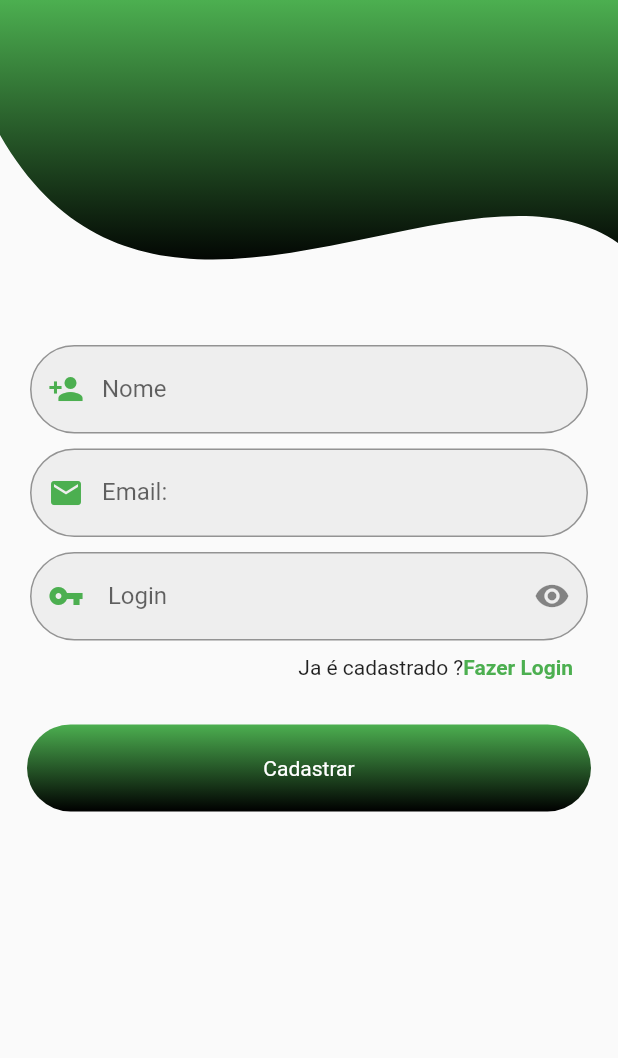
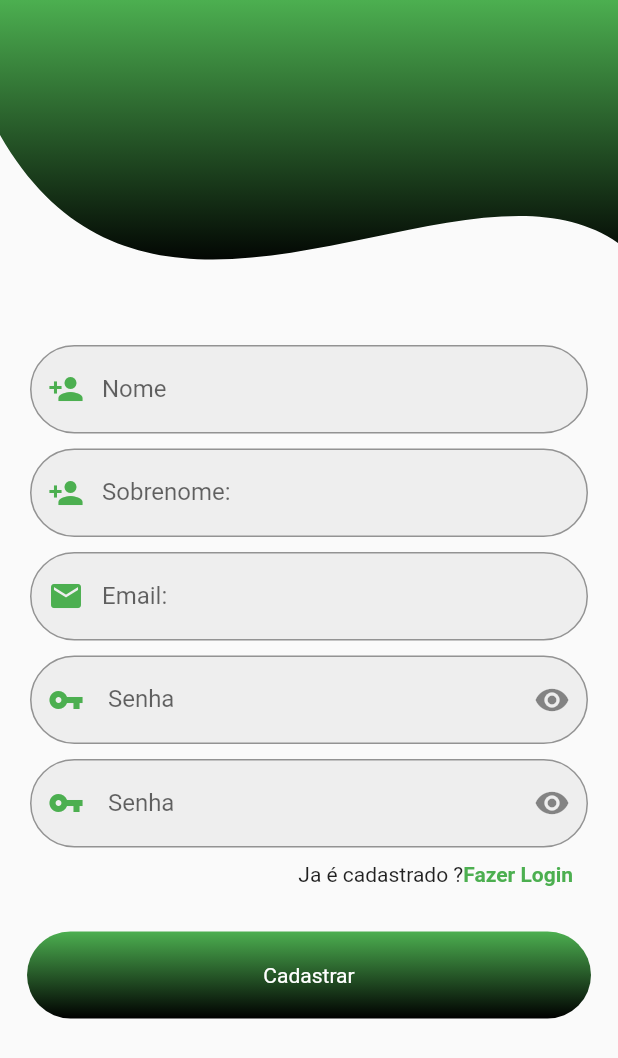
Before and after one commit to DevGomes78/Flutter-Login_Page, a Flutter app: the RegisterPage screen opened by its route, on a phone screen of 412 x 824 dp. Shown: the top 1058 px of the screen. Run offline on Flutter 3.47's test engine with Material 2 defaults, Android fonts, the phone set to English and light mode, and no system bars.

Commit message:
adicionado campos lastname e confirmPassword no arquivo register_page.dart alterado strings no arqui9vo string_constants.dart

```diff
--- a/lib/constants/string_constants/string_constants.dart
+++ b/lib/constants/string_constants/string_constants.dart
@@ -3,15 +3,20 @@ class StringConstants{
   static const MountAreaEmail = 'Email:';
   static const MountAreaDigiteEmail = 'Digite o email:';
 
-  static const MountAreaLogin = ' Login';
-  static const MountAreaDigiteLogin = 'Digite o Login';
+  static const password = ' Senha';
+  static const registerPassword = 'Digite a Senha:';
+  static const confirmPassword = ' Confirme a Senha:';
+
 
   static const MountForgoLogin = 'Esqueceu a Senha?';
   static const MountAreaNotRegister = 'Nao tem Cadastro ? ';
   static const MountAreaRegister = 'Cadastrar';
 
   static const MountAreaName = 'Nome';
-  static const MountAreaRegisterName = 'Digite o Nome';
+  static const MountAreaRegisterName = 'Digite o Nome:';
+
+  static const lastName = 'Sobrenome:';
+  static const registerLastName = 'Digite o Sobrenome';
 
   static const MountAreaRegisterLogin = 'Ja é cadastrado ?';
   static const MountAreaLoginName= 'Fazer Login';
--- a/lib/pages/register_page.dart
+++ b/lib/pages/register_page.dart
@@ -15,12 +15,14 @@ class RegisterPage extends StatefulWidget {
 
 class _RegisterPageState extends State<RegisterPage> {
   bool _obscureText = true;
-  TextEditingController emailController = TextEditingController();
+  final TextEditingController _nameController = TextEditingController();
+  final TextEditingController _lastNameController = TextEditingController();
 
-  TextEditingController senhaController = TextEditingController();
+  final TextEditingController _mailController = TextEditingController();
 
-  TextEditingController nomeController = TextEditingController();
-
+  final TextEditingController _passwordController = TextEditingController();
+  final TextEditingController _confirmPasswordController =
+      TextEditingController();
 
   final _formKey = GlobalKey<FormState>();
 
@@ -38,43 +40,22 @@ class _RegisterPageState extends State<RegisterPage> {
                 padding: const EdgeInsets.symmetric(horizontal: 20),
                 child: Column(
                   children: [
-                    _mountAreaNome(),
+                    _areaName(),
                     const SizedBox(height: 10),
-                    _mountAreaEmail(),
+                    _areaLastName(),
                     const SizedBox(height: 10),
-                    _MountAreaPassword(),
+                    _areaMail(),
+                    const SizedBox(height: 10),
+                    _areaPassword(),
+                    const SizedBox(height: 10),
+                    _areaConfirmPassword(),
                   ],
                 ),
               ),
               const SizedBox(height: 10),
-              InkWell(
-                onTap: () {
-                  Navigator.pushNamed(context, RoutesPage.loginPage);
-                },
-                child: Textwidget(
-                  cadastro: StringConstants.MountAreaRegisterLogin,
-                  login: StringConstants.MountAreaLoginName,
-                ),
-              ),
+              _textLogin(context),
               const SizedBox(height: 30),
-              GestureDetector(
-                onTap: () {
-                  if (_formKey.currentState!.validate()) {
-                    SingUpService().singUp(
-                      context,
-                      nomeController.text,
-                      emailController.text,
-                      senhaController.text,
-                    );
-                  }
-                  nomeController.clear();
-                  emailController.clear();
-                  senhaController.clear();
-                },
-                child: ButtonWidget(
-                  text: StringConstants.MountAreaRegister,
-                ),
-              ),
+              _btnRegisterLogin(context),
             ],
           ),
         ),
@@ -82,15 +63,108 @@ class _RegisterPageState extends State<RegisterPage> {
     );
   }
 
-  _MountAreaPassword() {
+  _btnRegisterLogin(BuildContext context) {
+    return GestureDetector(
+      onTap: () {
+        if (_formKey.currentState!.validate()) {
+          RegisterLoginService().singUp(
+            context,
+            _nameController.text,
+            _mailController.text,
+            _passwordController.text,
+          );
+        }
+        _nameController.clear();
+        _mailController.clear();
+        _passwordController.clear();
+      },
+      child: ButtonWidget(
+        text: StringConstants.MountAreaRegister,
+      ),
+    );
+  }
+
+  _textLogin(BuildContext context) {
+    return InkWell(
+      onTap: () {
+        Navigator.pushNamed(context, RoutesPage.loginPage);
+      },
+      child: Textwidget(
+        cadastro: StringConstants.MountAreaRegisterLogin,
+        login: StringConstants.MountAreaLoginName,
+      ),
+    );
+  }
+
+  _areaName() {
     return Container(
       decoration: BoxDecoration(
         borderRadius: BorderRadius.circular(50),
         color: Colors.grey[200],
       ),
       child: TextFormWidget(
-        StringConstants.MountAreaLogin,
-        StringConstants.MountAreaDigiteLogin,
+        StringConstants.MountAreaName,
+        StringConstants.MountAreaRegisterName,
+        const Icon(
+          Icons.person_add,
+          color: Colors.green,
+        ),
+        controller: _nameController,
+        obscureText: false,
+        validator: Validate().validateNome,
+      ),
+    );
+  }
+
+  _areaLastName() {
+    return Container(
+      decoration: BoxDecoration(
+        borderRadius: BorderRadius.circular(50),
+        color: Colors.grey[200],
+      ),
+      child: TextFormWidget(
+        StringConstants.lastName,
+        StringConstants.registerLastName,
+        const Icon(
+          Icons.person_add,
+          color: Colors.green,
+        ),
+        controller: _lastNameController,
+        obscureText: false,
+        validator: Validate().validateNome,
+      ),
+    );
+  }
+
+  _areaMail() {
+    return Container(
+      decoration: BoxDecoration(
+        borderRadius: BorderRadius.circular(50),
+        color: Colors.grey[200],
+      ),
+      child: TextFormWidget(
+        StringConstants.MountAreaEmail,
+        StringConstants.MountAreaDigiteEmail,
+        const Icon(
+          Icons.email,
+          color: Colors.green,
+        ),
+        controller: _mailController,
+        obscureText: false,
+        validator: Validate().validateEmail,
+      ),
+    );
+  }
+
+  _areaPassword() {
+    return Container(
+      decoration: BoxDecoration(
+        borderRadius: BorderRadius.circular(50),
+        color: Colors.grey[200],
+      ),
+      child: TextFormWidget(
+        StringConstants.password,
+        StringConstants.registerPassword,
         const Icon(
           Icons.vpn_key,
           color: Colors.green,
@@ -105,49 +179,39 @@ class _RegisterPageState extends State<RegisterPage> {
             _obscureText ? Icons.visibility : Icons.visibility_off,
           ),
         ),
-        controller: senhaController,
+        controller: _passwordController,
         obscureText: _obscureText,
         validator: Validate().validateSenha,
       ),
     );
   }
 
-  _mountAreaEmail() {
+  _areaConfirmPassword() {
     return Container(
       decoration: BoxDecoration(
         borderRadius: BorderRadius.circular(50),
         color: Colors.grey[200],
       ),
       child: TextFormWidget(
-        StringConstants.MountAreaEmail,
-        StringConstants.MountAreaDigiteEmail,
+        StringConstants.password,
+        StringConstants.confirmPassword,
         const Icon(
-          Icons.email,
+          Icons.vpn_key,
           color: Colors.green,
         ),
-        controller: emailController,
-        obscureText: false,
-        validator: Validate().validateEmail,
-      ),
-    );
-  }
-
-  _mountAreaNome() {
-    return Container(
-      decoration: BoxDecoration(
-        borderRadius: BorderRadius.circular(50),
-        color: Colors.grey[200],
-      ),
-      child: TextFormWidget(
-        StringConstants.MountAreaName,
-        StringConstants.MountAreaRegisterName,
-        const Icon(
-          Icons.person_add,
-          color: Colors.green,
+        sulfixIcon: GestureDetector(
+          onTap: () {
+            setState(() {
+              _obscureText = !_obscureText;
+            });
+          },
+          child: Icon(
+            _obscureText ? Icons.visibility : Icons.visibility_off,
+          ),
         ),
-        controller: nomeController,
-        obscureText: false,
-        validator: Validate().validateNome,
+        controller: _confirmPasswordController,
+        obscureText: _obscureText,
+        validator: Validate().validateSenha,
       ),
     );
   }
--- a/lib/service/register_service.dart
+++ b/lib/service/register_service.dart
@@ -1,11 +1,10 @@
 import 'dart:convert';
 import 'package:flutter/material.dart';
 import 'package:http/http.dart' as http;
-
 import '../constants/service_constants/service_constants.dart';
 
 
-class SingUpService {
+class RegisterLoginService {
   singUp(context,String name ,String email, String password) async {
     http.Response response = await http.post(
       Uri.parse(ServiceConstants.singUp),
```
